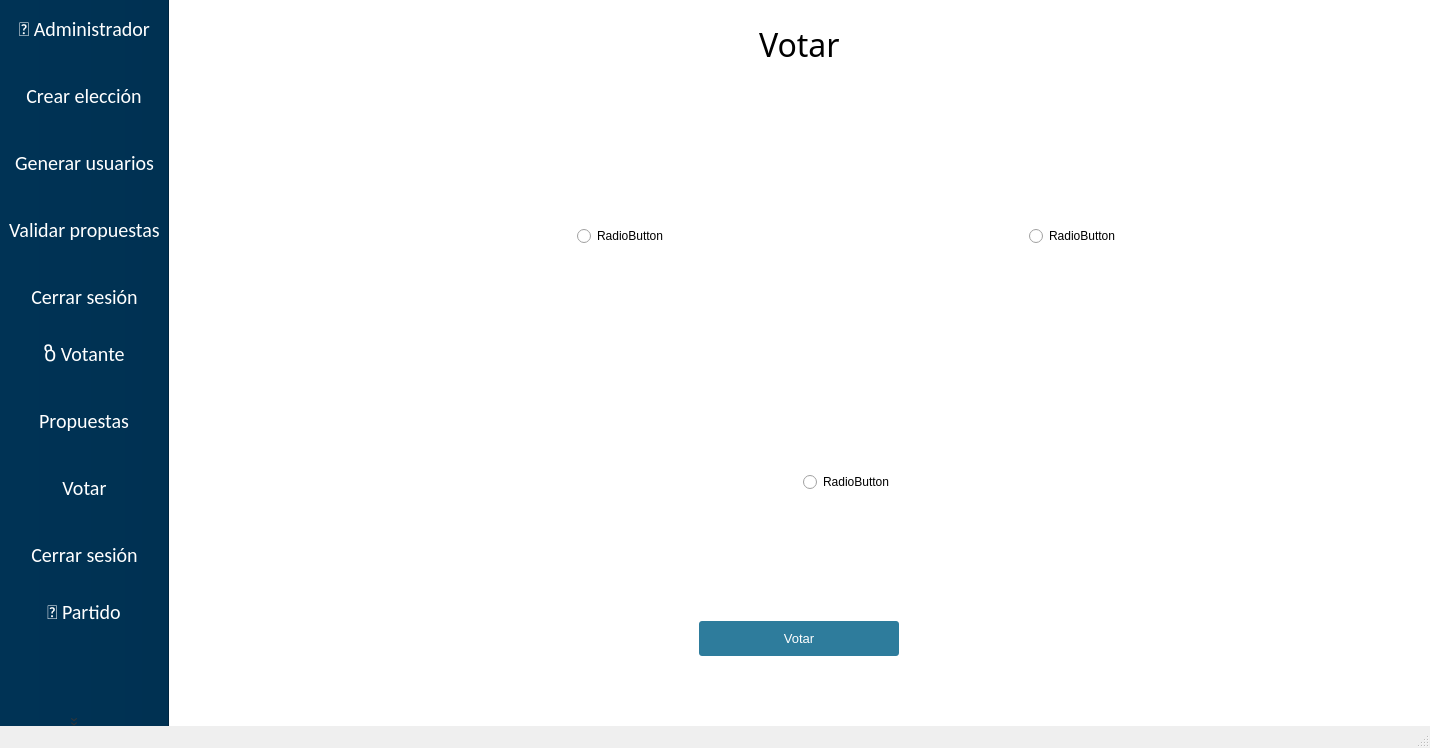
Before: the Qt Designer form SVEA/mainwindow.ui in MrDanielG/SVEA-IS2, drawn with Qt 5.
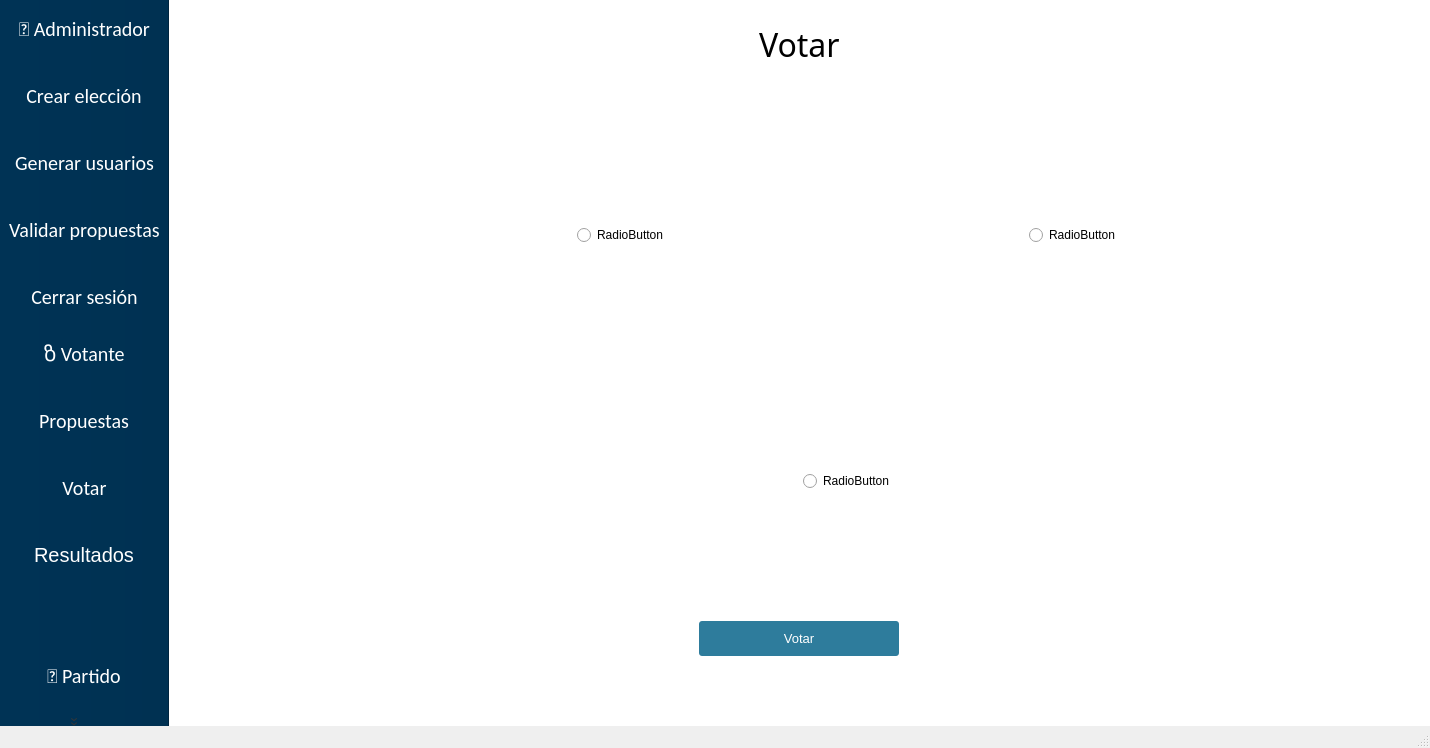
After: the same form once the commit is applied. The open tabs and pages were chosen to show the change. Icons and pictures are not drawn.

```diff
--- a/SVEA/mainwindow.ui
+++ b/SVEA/mainwindow.ui
@@ -1535,7 +1535,7 @@
                    </font>
                   </property>
                   <property name="text">
-                   <string> </string>
+                   <string/>
                   </property>
                  </widget>
                 </item>
@@ -1613,7 +1613,7 @@
                    </font>
                   </property>
                   <property name="text">
-                   <string> </string>
+                   <string/>
                   </property>
                  </widget>
                 </item>
@@ -1691,7 +1691,7 @@
                    </font>
                   </property>
                   <property name="text">
-                   <string> </string>
+                   <string/>
                   </property>
                  </widget>
                 </item>
@@ -2307,7 +2307,7 @@
   <widget class="QToolBar" name="toolBar_Votante">
    <property name="minimumSize">
     <size>
-     <width>275</width>
+     <width>0</width>
      <height>0</height>
     </size>
    </property>
@@ -2341,12 +2341,13 @@
    <addaction name="actionVotante"/>
    <addaction name="actionPropuestas"/>
    <addaction name="actionVotar"/>
+   <addaction name="actionResultados"/>
    <addaction name="actionCerrar_sesion_2"/>
   </widget>
   <widget class="QToolBar" name="toolBar_Partido">
    <property name="minimumSize">
     <size>
-     <width>275</width>
+     <width>0</width>
      <height>0</height>
     </size>
    </property>
@@ -2558,6 +2559,11 @@
     </font>
    </property>
   </action>
+  <action name="actionResultados">
+   <property name="text">
+    <string>Resultados</string>
+   </property>
+  </action>
  </widget>
  <layoutdefault spacing="6" margin="11"/>
  <resources>
```
Left out of the diff: 9 changed lines with no effect on the pictures.
